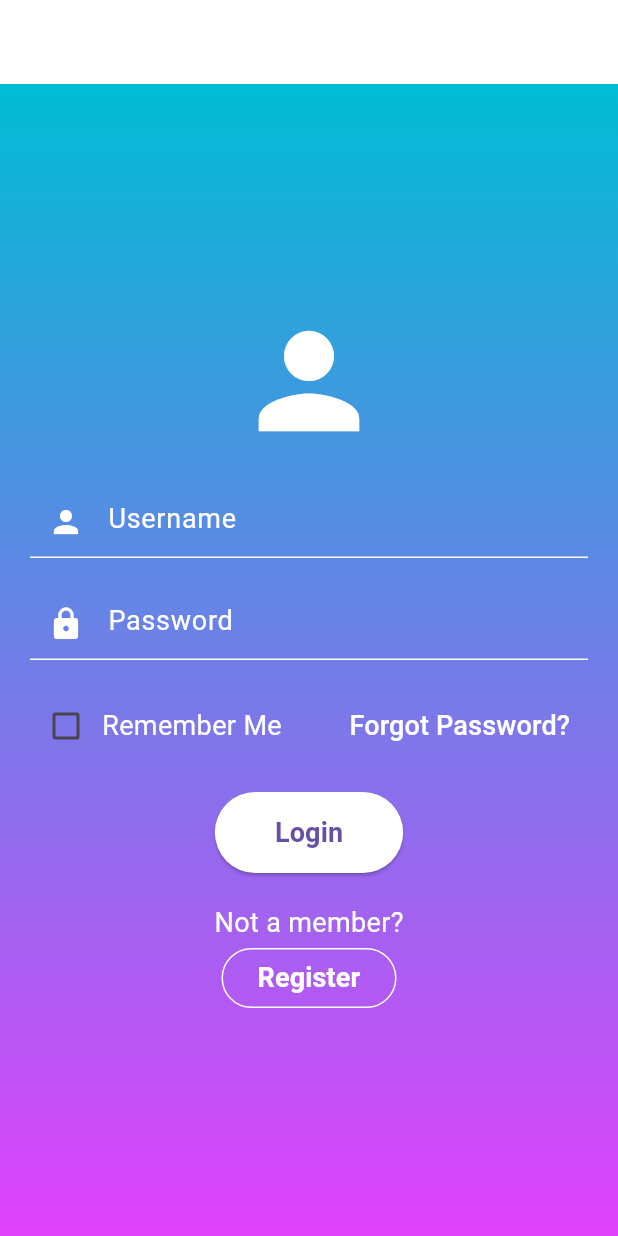
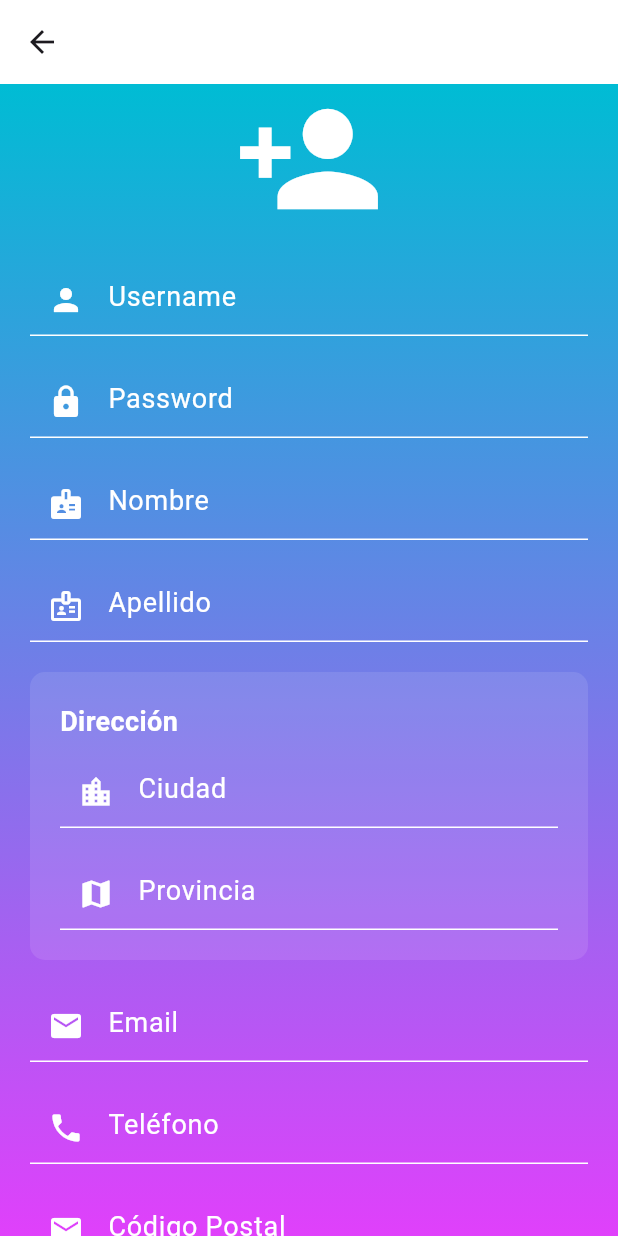
Before and after one commit to OppaDev/pry_inicio_sesion, a Flutter app: the screen it shows after launch, after a tap on "Register", on a phone screen of 412 x 824 dp. Run offline on Flutter 3.47's test engine with Material 3 defaults, Android fonts, the phone set to English and light mode, and no system bars.

Commit message:
registro listo

```diff
--- /dev/null
+++ b/lib/controller/register_controller.dart
@@ -0,0 +1,267 @@
+import 'package:flutter/material.dart';
+import '../model/usuario_model.dart';
+
+class RegisterController {
+  // declaracion de metodo
+  String? validarUsuario(String? value) {
+    //codigo de validacion
+    if (value == null || value.isEmpty)
+      return 'El usuario no puede estar vacio';
+    return null;
+  }
+
+  //validar password
+  String? validarPassword(String? value) {
+    //codigo de validacion
+    if (value == null || value.length < 10)
+      return 'La contraseña debe tener al menos 10 caracteres';
+    return null;
+  }
+
+  //validar Nombre
+  String? validarNombre(String? value) {
+    //codigo de validacion
+    if (value == null || value.isEmpty) return 'El nombre no puede estar vacio';
+    return null;
+  }
+
+  //validar Apellido
+  String? validarApellido(String? value) {
+    //codigo de validacion
+    if (value == null || value.isEmpty)
+      return 'El apellido no puede estar vacio';
+    return null;
+  }
+
+  //validar ciudad
+  String? validarCiudad(String? value) {
+    //codigo de validacion
+    if (value == null || value.isEmpty) return 'La ciudad no puede estar vacia';
+    return null;
+  }
+
+  //validar provincia
+  String? validarProvincia(String? value) {
+    //codigo de validacion
+    if (value == null || value.isEmpty)
+      return 'La provincia no puede estar vacia';
+    return null;
+  }
+
+  //validar email
+  String? validarEmail(String? value) {
+    //codigo de validacion
+    if (value == null || value.isEmpty) return 'El email no puede estar vacio';
+    return null;
+  }
+
+  //validar telefono
+  String? validarTelefono(String? value) {
+    //codigo de validacion
+    if (value == null || value.isEmpty)
+      return 'El telefono no puede estar vacio';
+    return null;
+  }
+
+  //validar codigo postal
+  String? validarCodigoPostal(String? value) {
+    // Verificar que no sea null o vacío
+    if (value == null || value.isEmpty) {
+      return 'El código postal no puede estar vacío';
+    }
+
+    // Limpiar espacios en blanco
+    value = value.trim();
+
+    // Verificar formato: exactamente 6 dígitos
+    final regex = RegExp(r'^[0-9]{6}$');
+    if (!regex.hasMatch(value)) {
+      return 'El código postal debe tener exactamente 6 dígitos';
+    }
+
+    // Convertir a entero para validaciones numéricas
+    final codigo = int.parse(value);
+
+    // Verificar rango general válido para Ecuador
+    if (codigo < 10101 || codigo > 240804) {
+      return 'El código postal no está en el rango válido para Ecuador';
+    }
+
+    // Extraer componentes
+    final provincia = int.parse(value.substring(0, 2));
+    final canton = int.parse(value.substring(2, 4));
+    final parroquia = int.parse(value.substring(4, 6));
+
+    // Validar que no sean códigos 00
+    if (canton == 0 || parroquia == 0) {
+      return 'Los códigos de cantón y parroquia no pueden ser 00';
+    }
+
+    // Validar provincia (Ecuador tiene 24 provincias)
+    if (provincia < 1 || provincia > 24) {
+      return 'El código de provincia no es válido';
+    }
+
+    // Validaciones adicionales más específicas
+    if (canton > 50) {
+      // Máximo realista de cantones por provincia
+      return 'El código de cantón no es válido';
+    }
+
+    if (parroquia > 99) {
+      // Máximo realista de parroquias por cantón
+      return 'El código de parroquia no es válido';
+    }
+
+    return null; // Código postal válido
+  }
+
+  // Validar todos los campos antes del registro
+  bool validarTodosLosCampos(String username, String password, String nombre,
+      String apellido, String ciudad, String provincia, String email,
+      String telefono, String codigoPostal) {
+
+    // Verificar que todas las validaciones pasen
+    if (validarUsuario(username) != null) return false;
+    if (validarPassword(password) != null) return false;
+    if (validarNombre(nombre) != null) return false;
+    if (validarApellido(apellido) != null) return false;
+    if (validarCiudad(ciudad) != null) return false;
+    if (validarProvincia(provincia) != null) return false;
+    if (validarEmail(email) != null) return false;
+    if (validarTelefono(telefono) != null) return false;
+    if (validarCodigoPostal(codigoPostal) != null) return false;
+
+    return true; // Todos los campos son válidos
+  }
+
+  // Mostrar mensaje de error o éxito
+  void mostrarMensaje(BuildContext context, String mensaje, bool esError) {
+    ScaffoldMessenger.of(context).showSnackBar(
+      SnackBar(
+        content: Text(mensaje),
+        backgroundColor: esError ? Colors.red : Colors.green,
+        duration: Duration(seconds: 3),
+      ),
+    );
+  }
+
+  // Simulación de guardado en base de datos
+  Future<bool> guardarUsuarioEnBD(UsuarioModel usuario) async {
+    try {
+      // Simular delay de la API
+      await Future.delayed(Duration(seconds: 2));
+
+      // Aquí iría la lógica real para guardar en tu base de datos
+      // Por ejemplo: llamada a API REST, Firebase, SQLite, etc.
+      print('Usuario guardado: ${usuario.toJson()}');
+
+      // Simular éxito (cambiar por tu lógica real)
+      return true;
+
+    } catch (e) {
+      print('Error al guardar usuario: $e');
+      return false;
+    }
+  }
+
+  // Verificar si el usuario ya existe
+  Future<bool> usuarioYaExiste(String username, String email) async {
+    try {
+      // Simular delay de verificación
+      await Future.delayed(Duration(milliseconds: 500));
+
+      // Aquí iría la verificación real en tu base de datos
+      // Por ejemplo: consulta a API o base de datos local
+
+      // Lista simulada de usuarios existentes (cambiar por tu lógica real)
+      List<String> usuariosExistentes = ['admin', 'test', 'usuario1'];
+      List<String> emailsExistentes = ['test@test.com', 'admin@admin.com'];
+
+      return usuariosExistentes.contains(username.toLowerCase()) ||
+             emailsExistentes.contains(email.toLowerCase());
+
+    } catch (e) {
+      print('Error al verificar usuario: $e');
+      return false;
+    }
+  }
+
+  //Registrar usuario
+  void registrarUsuario(BuildContext context, String username,
+      String password, String nombre, String apellido, String ciudad,
+      String provincia, String email, String telefono, String codigoPostal) async {
+
+    try {
+      // 1. Validar todos los campos
+      if (!validarTodosLosCampos(username, password, nombre, apellido,
+          ciudad, provincia, email, telefono, codigoPostal)) {
+        mostrarMensaje(context, 'Por favor complete todos los campos correctamente', true);
+        return;
+      }
+
+      // 2. Mostrar indicador de carga
+      showDialog(
+        context: context,
+        barrierDismissible: false,
+        builder: (BuildContext context) {
+          return AlertDialog(
+            content: Row(
+              children: [
+                CircularProgressIndicator(),
+                SizedBox(width: 20),
+                Text('Registrando usuario...'),
+              ],
+            ),
+          );
+        },
+      );
+
+      // 3. Verificar si el usuario ya existe
+      bool existe = await usuarioYaExiste(username, email);
+      if (existe) {
+        Navigator.of(context).pop(); // Cerrar indicador de carga
+        mostrarMensaje(context, 'El usuario o email ya están registrados', true);
+        return;
+      }
+
+      // 4. Crear objeto usuario
+      UsuarioModel nuevoUsuario = UsuarioModel(
+        username: username.trim(),
+        password: password, // En producción, hashear la contraseña
+        nombre: nombre.trim(),
+        apellido: apellido.trim(),
+        ciudad: ciudad.trim(),
+        provincia: provincia.trim(),
+        email: email.trim().toLowerCase(),
+        telefono: telefono.trim(),
+        codigoPostal: codigoPostal.trim(),
+      );
+
+      // 5. Guardar usuario en la base de datos
+      bool guardado = await guardarUsuarioEnBD(nuevoUsuario);
+
+      Navigator.of(context).pop(); // Cerrar indicador de carga
+
+      // 6. Mostrar resultado
+      if (guardado) {
+        mostrarMensaje(context, 'Usuario registrado exitosamente', false);
+
+        // Opcional: navegar a otra pantalla después del registro exitoso
+        // Navigator.pushReplacementNamed(context, '/login');
+
+      } else {
+        mostrarMensaje(context, 'Error al registrar el usuario. Intente nuevamente', true);
+      }
+
+    } catch (e) {
+      // Cerrar indicador de carga si está abierto
+      if (Navigator.canPop(context)) {
+        Navigator.of(context).pop();
+      }
+
+      print('Error en registrarUsuario: $e');
+      mostrarMensaje(context, 'Error inesperado. Intente nuevamente', true);
+    }
+  }
+}
--- a/lib/main.dart
+++ b/lib/main.dart
@@ -1,6 +1,8 @@
 import 'package:flutter/material.dart';
 import 'package:pry_inicio_sesion/view/login_page.dart';
 import './themes/app_themes.dart';
+import './view/registro_page.dart';
+import './view/welcome.dart';
 
 
 void main() {
@@ -9,6 +11,8 @@ void main() {
     initialRoute: '/',
     routes: {
       '/': (context) => LoginPage(),
+      '/registro': (context) => RegistroPage(),
+      '/Bienvenido': (context) => WelcomePage(),
     },
     theme: AppThemes.lightTheme,
     debugShowCheckedModeBanner: false,
--- /dev/null
+++ b/lib/model/usuario_model.dart
@@ -0,0 +1,37 @@
+class UsuarioModel {
+  final String username;
+  final String password;
+  final String nombre;
+  final String apellido;
+  final String ciudad;
+  final String provincia;
+  final String email;
+  final String telefono;
+  final String codigoPostal;
+
+  UsuarioModel({
+    required this.username,
+    required this.password,
+    required this.nombre,
+    required this.apellido,
+    required this.ciudad,
+    required this.provincia,
+    required this.email,
+    required this.telefono,
+    required this.codigoPostal,
+  });
+
+  Map<String, dynamic> toJson() {
+    return {
+      'username': username,
+      'password': password,
+      'nombre': nombre,
+      'apellido': apellido,
+      'ciudad': ciudad,
+      'provincia': provincia,
+      'email': email,
+      'telefono': telefono,
+      'codigoPostal': codigoPostal,
+    };
+  }
+}
--- a/lib/view/login_page.dart
+++ b/lib/view/login_page.dart
@@ -118,7 +118,7 @@ class _LoginPageState extends State<LoginPage> {
                   Text('Not a member?',style: AppTextStyles.input,),
                   OutlinedButton(
                     onPressed: () {
-                      //codigo de registro
+                      Navigator.pushNamed(context, '/registro');
                     },
                     child: Text('Register',style: AppTextStyles.button,),
                     style: AppButtonStyles.outline,
--- /dev/null
+++ b/lib/view/registro_page.dart
@@ -0,0 +1,281 @@
+import 'package:flutter/material.dart';
+import '../themes/text_styles.dart';
+import '../controller/register_controller.dart';
+import '../themes/button_styles.dart';
+import '../themes/color_schemes.dart';
+
+class RegistroPage extends StatefulWidget {
+  @override
+  State<RegistroPage> createState() => _RegistroPageState();
+}
+
+class _RegistroPageState extends State<RegistroPage> {
+  //definir el estado del formulario
+  //validar el formulario
+  final _formKey = GlobalKey<FormState>();
+  final userController = TextEditingController();
+  final passwordController = TextEditingController();
+  final nombreController = TextEditingController();
+  final apellidoController = TextEditingController();
+  final ciudadController = TextEditingController();
+  final provinciaController = TextEditingController();
+  final emailController = TextEditingController();
+  final telefonoController = TextEditingController();
+  final codigoPostalController = TextEditingController();
+  //instanciar la calse controller
+  final registerController = RegisterController();
+  //variable para manejar el estado del ckeckbox
+  bool terminosCondiciones = false;
+  //diseñar formulario
+  @override
+  Widget build(BuildContext context) {
+    return Scaffold(
+      appBar: AppBar(
+        title: const Text('Registro', style: TextStyle(color: Colors.white)),
+        backgroundColor: Colors.white,
+      ),
+      body: Container(
+        decoration: BoxDecoration(
+          gradient: LinearGradient(
+            colors: [Colors.cyan, Colors.purpleAccent],
+            begin: Alignment.topCenter,
+            end: Alignment.bottomCenter,
+          ),
+        ),
+        padding: EdgeInsets.symmetric(horizontal: 20),
+        //contenedor principal
+        child: Center(
+          child: SingleChildScrollView(
+            child: Form(
+              key: _formKey,
+              child: Column(
+                children: [
+                  Icon(Icons.person_add, size: 100, color: Colors.white),
+                  SizedBox(height: 20),
+                  TextFormField(
+                    controller: userController,
+                    style: AppTextStyles.input,
+                    decoration: InputDecoration(
+                      prefixIcon: Icon(Icons.person, color: Colors.white),
+                      hintText: 'Username',
+                      hintStyle: TextStyle(color: Colors.white),
+                      enabledBorder: UnderlineInputBorder(
+                        borderSide: BorderSide(color: Colors.white),
+                      ),
+                    ),
+                    validator: registerController.validarUsuario,
+                  ),
+                  SizedBox(height: 20),
+                  TextFormField(
+                    controller: passwordController,
+                    style: AppTextStyles.input,
+                    decoration: InputDecoration(
+                      prefixIcon: Icon(Icons.lock, color: Colors.white),
+                      hintText: 'Password',
+                      hintStyle: TextStyle(color: Colors.white),
+                      enabledBorder: UnderlineInputBorder(
+                        borderSide: BorderSide(color: Colors.white),
+                      ),
+                    ),
+                    validator: registerController.validarPassword,
+                    obscureText: true,
+                  ),
+                  SizedBox(height: 20),
+                  TextFormField(
+                    controller: nombreController,
+                    style: AppTextStyles.input,
+                    decoration: InputDecoration(
+                      prefixIcon: Icon(Icons.badge, color: Colors.white),
+                      hintText: 'Nombre',
+                      hintStyle: TextStyle(color: Colors.white),
+                      enabledBorder: UnderlineInputBorder(
+                        borderSide: BorderSide(color: Colors.white),
+                      ),
+                    ),
+                    validator: registerController.validarNombre,
+                  ),
+                  SizedBox(height: 20),
+                  TextFormField(
+                    controller: apellidoController,
+                    style: AppTextStyles.input,
+                    decoration: InputDecoration(
+                      prefixIcon: Icon(
+                        Icons.badge_outlined,
+                        color: Colors.white,
+                      ),
+                      hintText: 'Apellido',
+                      hintStyle: TextStyle(color: Colors.white),
+                      enabledBorder: UnderlineInputBorder(
+                        borderSide: BorderSide(color: Colors.white),
+                      ),
+                    ),
+                    validator: registerController.validarApellido,
+                  ),
+                  SizedBox(height: 20),
+                  Container(
+                    padding: EdgeInsets.all(20),
+                    decoration: BoxDecoration(
+                      color: Colors.white.withOpacity(0.1),
+                      borderRadius: BorderRadius.circular(10),
+                    ),
+                    child: Column(
+                      crossAxisAlignment: CrossAxisAlignment.start,
+                      children: [
+                        Text(
+                          'Dirección',
+                          style: AppTextStyles.input.copyWith(
+                            fontWeight: FontWeight.bold,
+                            color: Colors.white,
+                          ),
+                        ),
+                        SizedBox(height: 10),
+                        TextFormField(
+                          controller: ciudadController,
+                          style: AppTextStyles.input,
+                          decoration: InputDecoration(
+                            prefixIcon: Icon(
+                              Icons.location_city,
+                              color: Colors.white,
+                            ),
+                            hintText: 'Ciudad',
+                            hintStyle: TextStyle(color: Colors.white),
+                            enabledBorder: UnderlineInputBorder(
+                              borderSide: BorderSide(color: Colors.white),
+                            ),
+                          ),
+                          validator: registerController.validarCiudad,
+                        ),
+                        SizedBox(height: 20),
+                        TextFormField(
+                          controller: provinciaController,
+                          style: AppTextStyles.input,
+                          decoration: InputDecoration(
+                            prefixIcon: Icon(Icons.map, color: Colors.white),
+                            hintText: 'Provincia',
+                            hintStyle: TextStyle(color: Colors.white),
+                            enabledBorder: UnderlineInputBorder(
+                              borderSide: BorderSide(color: Colors.white),
+                            ),
+                          ),
+                          validator: registerController.validarProvincia,
+                        ),
+                      ],
+                    ),
+                  ),
+                  SizedBox(height: 20),
+                  TextFormField(
+                    controller: emailController,
+                    style: AppTextStyles.input,
+                    decoration: InputDecoration(
+                      prefixIcon: Icon(Icons.email, color: Colors.white),
+                      hintText: 'Email',
+                      hintStyle: TextStyle(color: Colors.white),
+                      enabledBorder: UnderlineInputBorder(
+                        borderSide: BorderSide(color: Colors.white),
+                      ),
+                    ),
+                    validator: registerController.validarEmail,
+                  ),
+                  SizedBox(height: 20),
+                  TextFormField(
+                    controller: telefonoController,
+                    style: AppTextStyles.input,
+                    decoration: InputDecoration(
+                      prefixIcon: Icon(Icons.phone, color: Colors.white),
+                      hintText: 'Teléfono',
+                      hintStyle: TextStyle(color: Colors.white),
+                      enabledBorder: UnderlineInputBorder(
+                        borderSide: BorderSide(color: Colors.white),
+                      ),
+                    ),
+                    validator: registerController.validarTelefono,
+                  ),
+                  SizedBox(height: 20),
+                  TextFormField(
+                    controller: codigoPostalController,
+                    style: AppTextStyles.input,
+                    decoration: InputDecoration(
+                      prefixIcon: Icon(
+                        Icons.local_post_office,
+                        color: Colors.white,
+                      ),
+                      hintText: 'Código Postal',
+                      hintStyle: TextStyle(color: Colors.white),
+                      enabledBorder: UnderlineInputBorder(
+                        borderSide: BorderSide(color: Colors.white),
+                      ),
+                    ),
+                    validator: registerController.validarCodigoPostal,
+                  ),
+                  SizedBox(height: 20),
+                  // Añadimos una fila para aceptar términos y condiciones
+                  Row(
+                    children: [
+                      Checkbox(
+                        value: terminosCondiciones,
+                        onChanged: (value) {
+                          setState(() {
+                            terminosCondiciones = value!;
+                          });
+                        },
+                      ),
+                      Expanded(
+                        child: Text(
+                          'Acepto los términos y condiciones',
+                          style: AppTextStyles.input,
+                        ),
+                      ),
+                    ],
+                  ),
+                  SizedBox(height: 20),
+                  ElevatedButton(
+                    onPressed: () {
+                      if (_formKey.currentState!.validate() &&
+                          terminosCondiciones) {
+                        // Llamar al método de la clase controller
+                        registerController.registrarUsuario(
+                          context,
+                          userController.text,
+                          passwordController.text,
+                          nombreController.text,
+                          apellidoController.text,
+                          ciudadController.text,
+                          provinciaController.text,
+                          emailController.text,
+                          telefonoController.text,
+                          codigoPostalController
+                              .text,
+                        );
+                      } else if (!terminosCondiciones) {
+                        ScaffoldMessenger.of(context).showSnackBar(
+                          SnackBar(
+                            content: Text(
+                              'Debe aceptar los términos y condiciones',
+                            ),
+                            duration: Duration(seconds: 2),
+                          ),
+                        );
+                      }
+                    },
+                    child: Text('Registrar', style: AppTextStyles.button),
+                    style: AppButtonStyles.primary,
+                  ),
+                  SizedBox(height: 20),
+                  Text('¿Ya tienes una cuenta?', style: AppTextStyles.input),
+                  OutlinedButton(
+                    onPressed: () {
+                      Navigator.pushNamed(context, '/');
+                    },
+                    child: Text('Iniciar Sesión', style: AppTextStyles.button),
+                    style: AppButtonStyles.outline,
+                  ),
+                  SizedBox(height: 20),
+                ],
+              ),
+            ),
+          ),
+        ),
+      ),
+    );
+  }
+}
```
Also changed, not shown: lib/view/welcome.dart (+65 -0 lines).
